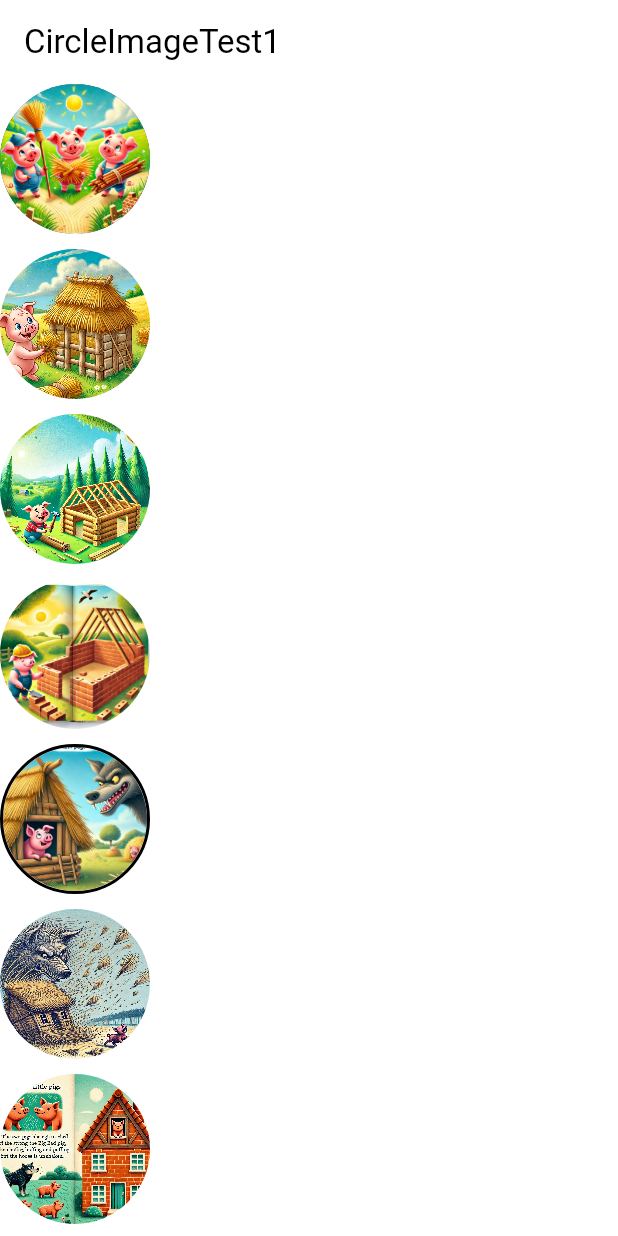
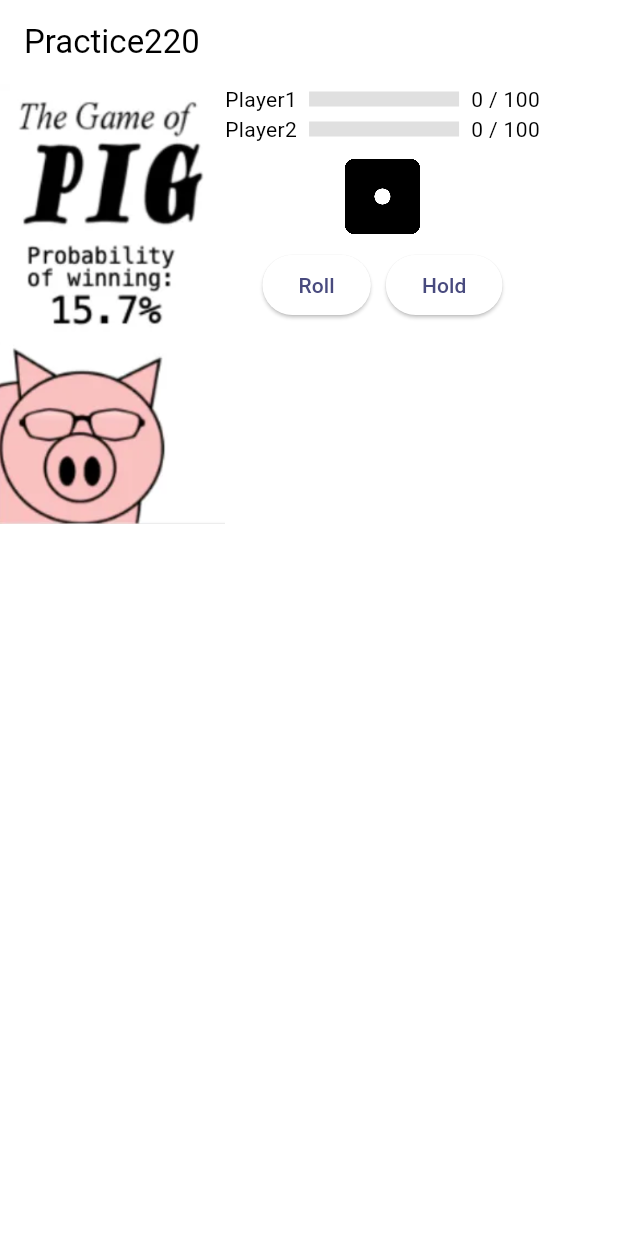
Before and after one commit to Yomiamy/FlutterPractice, a Flutter app: the screen it shows after launch, on a phone screen of 412 x 824 dp. Run offline on Flutter 3.47's test engine with Material 3 defaults, Android fonts, the phone set to English and light mode, and no system bars; our stand-ins replace bloc, camera, dio, equatable, flutter_bloc, formz and 4 more; missing offline and left inert: dart:ffi, drag_container; accounts and stored records are empty.

Commit message:
Add the dice game page

```diff
--- /dev/null
+++ b/lib/homework/Practice_220.dart
@@ -0,0 +1,147 @@
+import 'dart:ffi';
+import 'dart:math';
+
+import 'package:flutter/material.dart';
+import 'package:flutter_practice/gen/assets_config.dart';
+
+class Practice220 extends StatefulWidget {
+  const Practice220({super.key});
+
+  @override
+  State<Practice220> createState() => _Practice220State();
+}
+
+class _Practice220State extends State<Practice220> {
+  int _curDiceValue = -1;
+  bool _isCurPlayer1Round = true;
+  int _play1Score = 0;
+  int _play2Score = 0;
+
+  @override
+  Widget build(BuildContext context) {
+    return Scaffold(
+        appBar: AppBar(title: const Text("Practice220")),
+        body: Row(
+          crossAxisAlignment: CrossAxisAlignment.start,
+          children: <Widget>[
+            SizedBox(width: 150, child: AssetImageRes.bgDiceGame.imageFile),
+            Column(mainAxisSize: MainAxisSize.min, children: <Widget>[
+              _scoreInfoWidget("Player1", _play1Score),
+              _scoreInfoWidget("Player2", _play2Score),
+              const SizedBox(height: 10),
+              SizedBox(
+                  width: 50,
+                  height: 50,
+                  child: _getDiceImgByNum(_curDiceValue)),
+              const SizedBox(height: 10),
+              Row(
+                children: [
+                  Ink(
+                      child: ElevatedButton(
+                    onPressed: () {
+                      setState(() {
+                        _curDiceValue =
+                            Random(DateTime.now().millisecondsSinceEpoch)
+                                    .nextInt(6) +
+                                1;
+
+                        if (_isCurPlayer1Round) {
+                          if (_curDiceValue == 1) {
+                            _play1Score = 0;
+                            _isCurPlayer1Round = !_isCurPlayer1Round;
+                          } else {
+                            _play1Score += _curDiceValue;
+                            _play1Score = min(_play1Score, 100);
+                          }
+                        } else {
+                          if (_curDiceValue == 1) {
+                            _play2Score = 0;
+                            _isCurPlayer1Round = !_isCurPlayer1Round;
+                          } else {
+                            _play2Score += _curDiceValue;
+                            _play2Score = min(_play2Score, 100);
+                          }
+                        }
+                      });
+                    },
+                    child: const Text("Roll"),
+                  )),
+                  const SizedBox(width: 10),
+                  Ink(
+                      child: ElevatedButton(
+                    onPressed: () {
+                      setState(() {
+                        if (_isCurPlayer1Round) {
+                          _isCurPlayer1Round = false;
+                        } else {
+                          showDialog(
+                              context: context,
+                              builder: (context) {
+                                return AlertDialog(
+                                  title: const Text('WINNER INFO!'),
+                                  content: Text("贏家是${(_play1Score > _play2Score) ? "Player1" : "Player2"}"),
+                                  actions: <Widget>[
+                                    TextButton(
+                                      child: const Text('取消'),
+                                      onPressed: () {
+                                        Navigator.of(context).pop(); // 关闭对话框
+                                      },
+                                    ),
+                                    TextButton(
+                                      child: const Text('確認'),
+                                      onPressed: () {
+                                        Navigator.of(context).pop(); // 关闭对话框
+                                        // 在这里执行操作
+                                      },
+                                    ),
+                                  ],
+                                );
+                              });
+                        }
+                      });
+                    },
+                    child: const Text("Hold"),
+                  ))
+                ],
+              )
+            ]),
+          ],
+        ));
+  }
+
+  Widget _scoreInfoWidget(String title, int score) => Row(
+        children: [
+          Text(title),
+          const SizedBox(width: 8),
+          SizedBox(
+              width: 100,
+              child: LinearProgressIndicator(
+                value: score / 100,
+                backgroundColor: Colors.grey[300],
+                color: Colors.red,
+                minHeight: 10,
+              )),
+          const SizedBox(width: 8),
+          Text("$score / 100")
+        ],
+      );
+
+  Widget _getDiceImgByNum(int num) {
+    switch (num) {
+      case 1:
+        return AssetImageRes.dice1.imageFile;
+      case 2:
+        return AssetImageRes.dice2.imageFile;
+      case 3:
+        return AssetImageRes.dice3.imageFile;
+      case 4:
+        return AssetImageRes.dice4.imageFile;
+      case 5:
+        return AssetImageRes.dice5.imageFile;
+      case 6:
+        return AssetImageRes.dice6.imageFile;
+      default:
+        return AssetImageRes.dice1.imageFile;
+    }
+  }
+}
--- a/lib/main.dart
+++ b/lib/main.dart
@@ -42,6 +42,7 @@ import 'bottom_app_bar/bottom_app_bar_sample1.dart';
 import 'bottom_navigation_bar/bottom_navigation_bar_with_page_sample1.dart';
 import 'dismissable/dismissable_list.dart';
 import 'draggable_scrollable_sheet/BottomDragTabWidget.dart';
+import 'homework/Practice_220.dart';
 import 'inherited_widget/CounterWidget.dart';
 import 'inherited_widget/MediaQueryWdiget.dart';
 import 'ink/ClickInkWell.dart';
@@ -80,6 +81,6 @@ class MyApp extends StatelessWidget {
                 primary: Color.fromRGBO(72, 74, 126, 1)
             )
         ),
-        home: const CircleImageTest1());
+        home: const Practice220());
   }
 }
```
